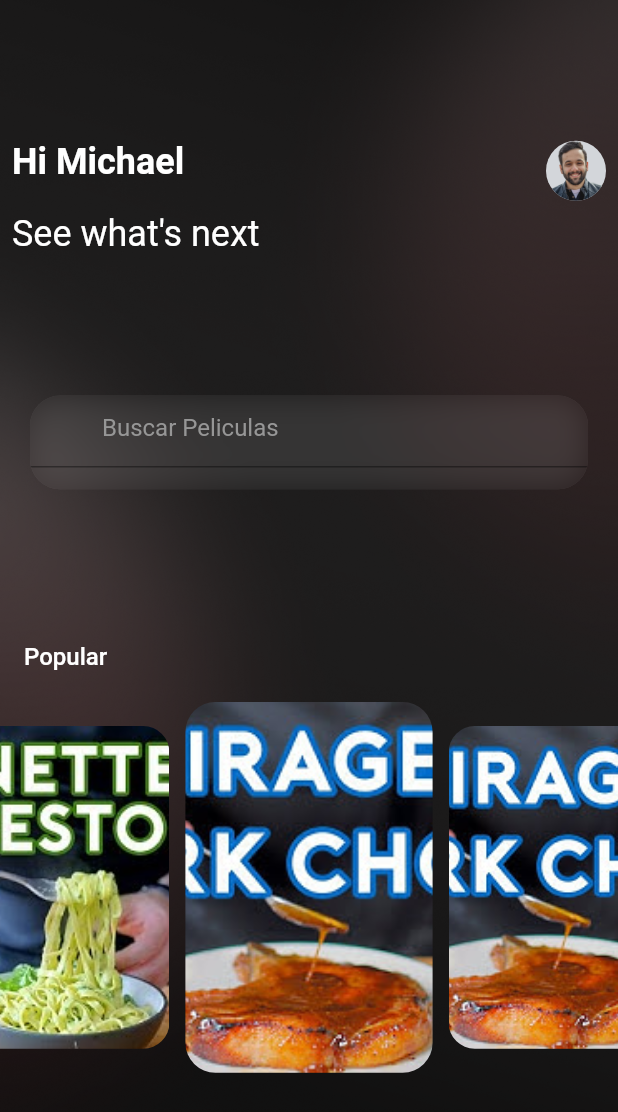
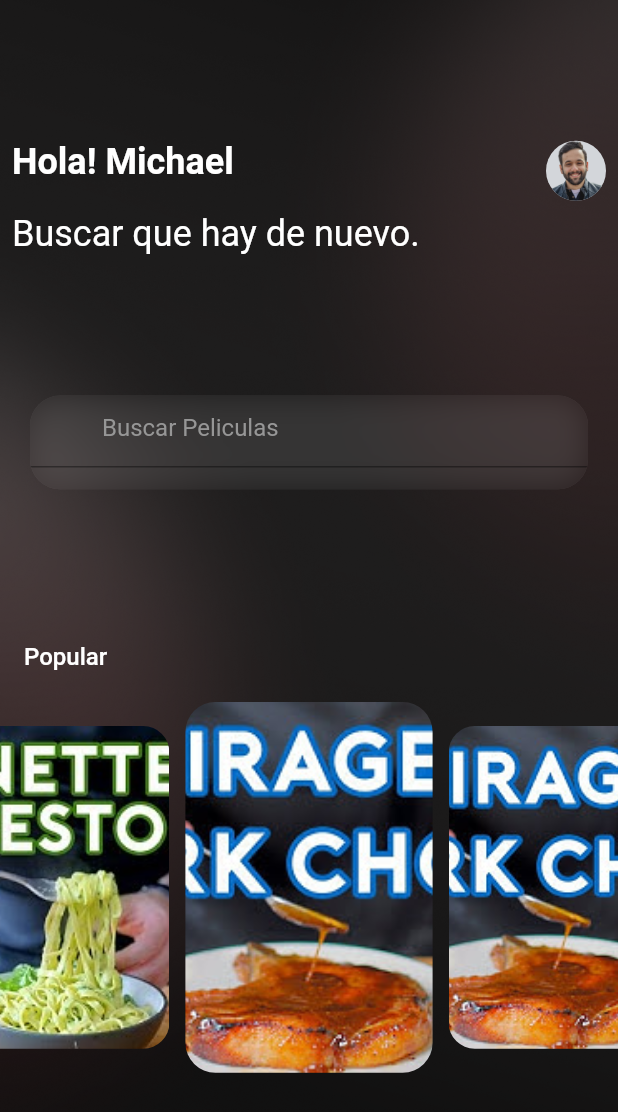
Before and after one commit to Relbron/NetflixForChef, a Flutter app: the screen it shows after launch, on a phone screen of 412 x 824 dp. Shown: the top 1112 px of the screen. Run offline on Flutter 3.47's test engine with Material 2 defaults, Android fonts, the phone set to English and light mode, and no system bars; drawn by our look-alikes of carousel_slider; our stand-ins replace persistent_bottom_nav_bar.

Commit message:
Bug fixing

```diff
--- a/lib/home_screen.dart
+++ b/lib/home_screen.dart
@@ -119,7 +119,7 @@ class CurrentUser extends StatelessWidget {
           Column(
             crossAxisAlignment: CrossAxisAlignment.start,
             children: [
-              Text("Hi ${currentUser[0].name}",
+              Text("Hola! ${currentUser[0].name}",
                   style: TextStyle(
                     fontWeight: FontWeight.bold,
                     fontSize: 24,
@@ -131,7 +131,7 @@ class CurrentUser extends StatelessWidget {
               SizedBox(
                 height: 20,
               ),
-              Text("See what's next",
+              Text("Buscar que hay de nuevo.",
                 style: TextStyle(
                   fontWeight: FontWeight.normal,
                   fontSize: 24,
```
